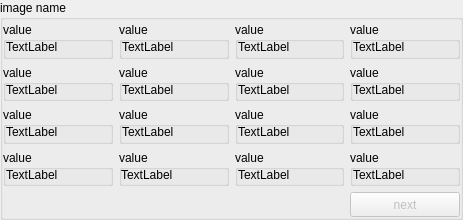
Above: code/display/region/QtImageRegionStats.ui from radio-astro/casa before the change. Below: the same form after it.
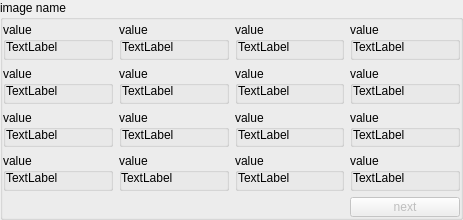
That is the form after the change.

Commit message:
New Development: no             JIRA Issue: cas-5732       Ready to Release: yes      Interface Changes: none What Interface Changed: none          Test Programs: none   Put in Release Notes: no
           Description: adjust the region dock widget so that gaussfit button et al. are usable

The edit to the form file:
```diff
--- a/code/display/region/QtImageRegionStats.ui
+++ b/code/display/region/QtImageRegionStats.ui
@@ -13,7 +13,7 @@
   <property name="minimumSize">
    <size>
     <width>460</width>
-    <height>220</height>
+    <height>205</height>
    </size>
   </property>
   <property name="maximumSize">
@@ -699,7 +699,7 @@
      <property name="maximumSize">
       <size>
        <width>16777215</width>
-       <height>25</height>
+       <height>20</height>
       </size>
      </property>
      <property name="text">
```
The commit also changes 4 other files.
